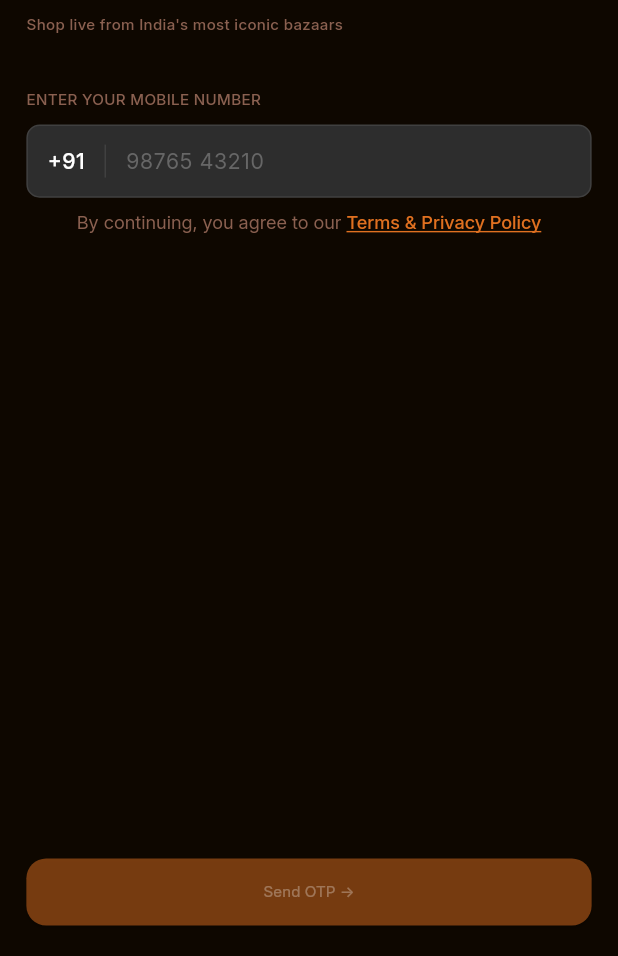
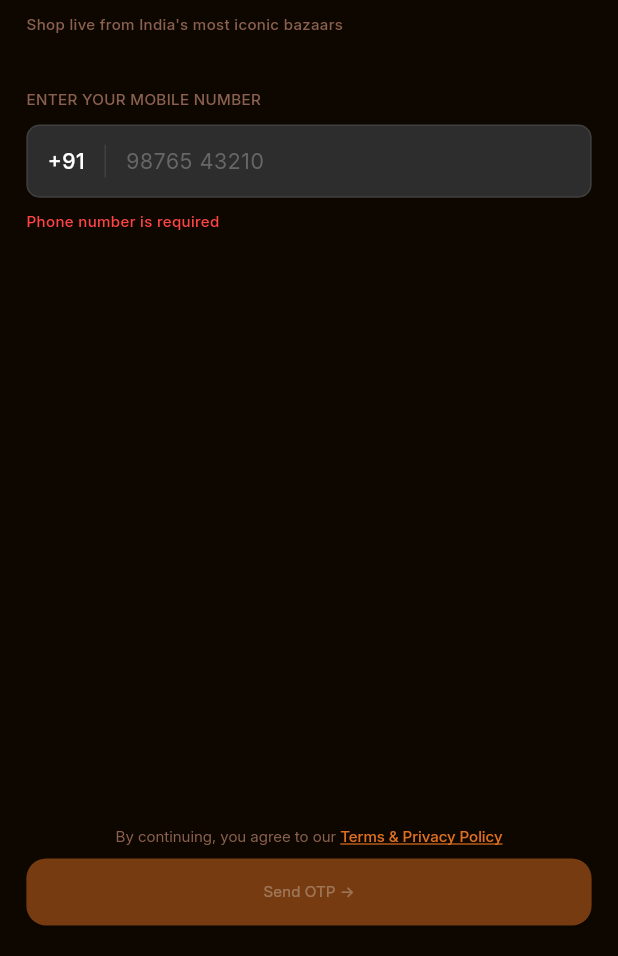
Before and after one commit to eisenheim07/live-comm, a Flutter app: the LoginOtpScreen screen opened directly, after a tap on "Send OTP →", on a phone screen of 412 x 824 dp, the part 280-1236 px from its top. Run offline on Flutter 3.47's test engine with Material 3 defaults, Android fonts, the phone set to English and light mode, and no system bars.

Commit message:
temporary commit

```diff
--- a/lib/screens/login_otp.dart
+++ b/lib/screens/login_otp.dart
@@ -17,12 +17,17 @@ class LoginOtpScreen extends StatefulWidget {
 
 class _LoginOtpScreenState extends State<LoginOtpScreen> {
   final TextEditingController _phoneController = TextEditingController();
+  bool _isValid = false;
+  String? _errorMessage;
 
   @override
   void initState() {
     super.initState();
     // Hide status bar and navigation bar completely
     SystemChrome.setEnabledSystemUIMode(SystemUiMode.immersiveSticky);
+
+    // Add listener to validate phone number
+    _phoneController.addListener(_validatePhone);
   }
 
   @override
@@ -31,13 +36,60 @@ class _LoginOtpScreenState extends State<LoginOtpScreen> {
     super.dispose();
   }
 
-  late var _isValid = false;
+  void _validatePhone() {
+    setState(() {
+      // Clear error message when user starts typing
+      _errorMessage = null;
+      _isValid = _isPhoneValid(_phoneController.text);
+    });
+  }
+
+  bool _isPhoneValid(String phone) {
+    if (phone.isEmpty) return false;
+    if (phone.length != 10) return false;
+
+    // Check if all characters are digits
+    final phoneRegex = RegExp(r'^[0-9]{10}$');
+    return phoneRegex.hasMatch(phone);
+  }
+
+  void _showErrorMessage() {
+    setState(() {
+      final phone = _phoneController.text;
+      if (phone.isEmpty) {
+        _errorMessage = 'Phone number is required';
+      } else if (phone.length < 10) {
+        _errorMessage = 'Phone number must be 10 digits';
+      } else if (phone.length > 10) {
+        _errorMessage = 'Phone number cannot exceed 10 digits';
+      } else if (!RegExp(r'^[0-9]+$').hasMatch(phone)) {
+        _errorMessage = 'Phone number must contain only digits';
+      } else {
+        _errorMessage = 'Please enter a valid 10-digit phone number';
+      }
+    });
+  }
+
+  void _handleSendOTP() {
+    if (_isValid) {
+      // Navigate to verify OTP screen
+      Navigator.push(context, MaterialPageRoute(builder: (context) => const VerifyOtpScreen()));
+    } else {
+      _showErrorMessage();
+    }
+  }
 
   @override
   Widget build(BuildContext context) {
     return Scaffold(
       backgroundColor: AppColors.background,
-      body: Padding(
+      body: GestureDetector(
+        behavior: HitTestBehavior.opaque,
+        onTap: () {
+          // Close keyboard when tapping outside
+          FocusScope.of(context).unfocus();
+        },
+        child: Padding(
           padding: SizeUtils.screenPadding,
           child: Column(
             crossAxisAlignment: CrossAxisAlignment.start,
@@ -95,22 +147,15 @@ class _LoginOtpScreenState extends State<LoginOtpScreen> {
                       child: TextField(
                         controller: _phoneController,
                         keyboardType: TextInputType.phone,
+                        maxLength: 10,
                         style: AppTextStyles.bodyMedium(color: AppColors.textPrimary),
-                      onChanged: (v) {
-                        if (v.length == 10) {
-                          setState(() {
-                            _isValid = true;
-                          });
-                        } else {
-                          setState(() {
-                            _isValid = false;
-                          });
-                        }
-                      },
+                        inputFormatters: [FilteringTextInputFormatter.digitsOnly, LengthLimitingTextInputFormatter(10)],
                         decoration: InputDecoration(
                           hintText: '98765 43210',
                           hintStyle: AppTextStyles.bodyMedium(color: AppColors.textTertiary),
                           border: InputBorder.none,
+                          counterText: '',
+                          // Hide the character counter
                           contentPadding: EdgeInsets.symmetric(horizontal: SizeUtils.spacing12, vertical: SizeUtils.spacing12),
                         ),
                       ),
@@ -119,9 +164,22 @@ class _LoginOtpScreenState extends State<LoginOtpScreen> {
                 ),
               ),
 
-            AppConstants.smallVerticalSpace,
+              // Error message display
+              if (_errorMessage != null)
+                Padding(
+                  padding: EdgeInsets.only(top: SizeUtils.spacing8),
+                  child: Text(
+                    _errorMessage!,
+                    style: AppTextStyles.bodySmall(color: AppColors.error, fontWeight: FontWeight.w500),
+                  ),
+                ),
 
-            // Terms and privacy text
+              // Spacer to push button to bottom
+              const Spacer(),
+
+              // Send OTP Button using our custom PrimaryButton
+              Column(
+                children: [
                   Center(
                     child: RichText(
                       text: TextSpan(
@@ -139,20 +197,12 @@ class _LoginOtpScreenState extends State<LoginOtpScreen> {
                       ),
                     ),
                   ),
-
-            // Spacer to push button to bottom
-            const Spacer(),
-
-            // Send OTP Button using our custom PrimaryButton
-            PrimaryButton(
-              text: 'Send OTP →',
-              onPressed: () {
-                // Navigate to verify OTP screen
-                _isValid ? Navigator.push(context, MaterialPageRoute(builder: (context) => const VerifyOtpScreen())) : null;
-              },
-              isEnabled: _isValid,
+                  AppConstants.smallVerticalSpace,
+                  PrimaryButton(text: 'Send OTP →', onPressed: _handleSendOTP, isEnabled: _isValid),
+                ],
               ),
             ],
+          ),
         ),
       ),
     );
--- a/lib/utils/app_text_styles.dart
+++ b/lib/utils/app_text_styles.dart
@@ -172,7 +172,7 @@ class AppTextStyles {
     double? fontSize,
   }) {
     return TextStyle(
-      fontSize: fontSize ?? SizeUtils.font12,
+      fontSize: fontSize ?? SizeUtils.font10,
       fontWeight: fontWeight ?? _defaultFontWeight,
       color: color ?? AppColors.textSecondary,
       fontFamily: fontFamily ?? _defaultFontFamily,
```
Lines whose indentation alone changed are shown as unchanged.
